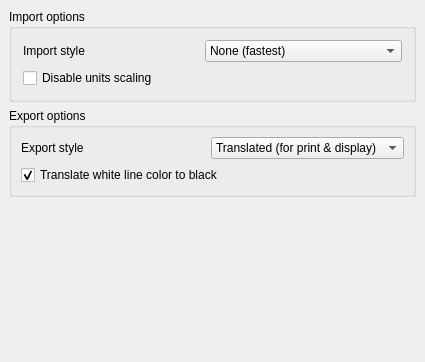
Above: src/Mod/Draft/Resources/ui/preferences-svg.ui from berndhahnebach/All_FreeCAD before the change. Below: the same form after it.
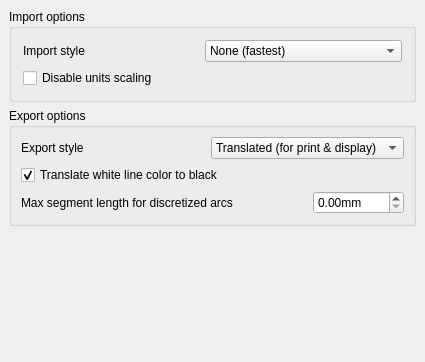
That is the form after the change. Custom widgets are drawn as their Qt base class.

Commit message: Draft: Discretize projected arcs and ellipses - fixes #1612

Patch:
```diff
--- a/src/Mod/Draft/Resources/ui/preferences-svg.ui
+++ b/src/Mod/Draft/Resources/ui/preferences-svg.ui
@@ -172,6 +172,52 @@
         </item>
        </layout>
       </item>
+      <item>
+       <layout class="QHBoxLayout" name="horizontalLayout_2">
+        <item>
+         <widget class="QLabel" name="label">
+          <property name="text">
+           <string>Max segment length for discretized arcs</string>
+          </property>
+          <property name="buddy">
+           <cstring></cstring>
+          </property>
+         </widget>
+        </item>
+        <item>
+         <spacer name="horizontalSpacer">
+          <property name="orientation">
+           <enum>Qt::Horizontal</enum>
+          </property>
+          <property name="sizeHint" stdset="0">
+           <size>
+            <width>40</width>
+            <height>20</height>
+           </size>
+          </property>
+         </spacer>
+        </item>
+        <item>
+         <widget class="Gui::PrefDoubleSpinBox" name="doubleSpinBox">
+          <property name="toolTip">
+           <string>When arcs are projected, if your version of OpenCasCade doesn't support arc projection, these arcs will be discretized into small line segments. This value is the maximum segment length.</string>
+          </property>
+          <property name="suffix">
+           <string>mm</string>
+          </property>
+          <property name="maximum">
+           <double>9999.989999999999782</double>
+          </property>
+          <property name="prefEntry" stdset="0">
+           <cstring>svgDiscretization</cstring>
+          </property>
+          <property name="prefPath" stdset="0">
+           <cstring>Mod/Draft</cstring>
+          </property>
+         </widget>
+        </item>
+       </layout>
+      </item>
      </layout>
     </widget>
    </item>
@@ -203,6 +249,11 @@
    <extends>QComboBox</extends>
    <header>Gui/PrefWidgets.h</header>
   </customwidget>
+  <customwidget>
+   <class>Gui::PrefDoubleSpinBox</class>
+   <extends>QDoubleSpinBox</extends>
+   <header>Gui/PrefWidgets.h</header>
+  </customwidget>
  </customwidgets>
  <resources/>
  <connections/>
```
The commit also changes 1 other file.
